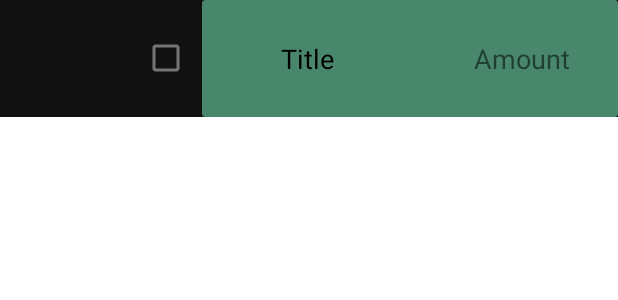
After one commit to Reliec/SmartWG, an Android app: the layout row_layout_shopping_list_items.xml on its own in the app's theme, with its tools: preview values and no code run, on a phone screen of 412 x 824 dp. The commit adds this screen. Shown: the top 300 px of the screen. Run offline under Robolectric (Android 15) with nearby library versions, the phone set to English and light mode, and no system bars; network calls fail.

Commit message:
WIP: Started working on Shopping List Instance

```diff
--- a/app/src/main/java/com/example/android/smartwg/adapter/RecycAdapterShoppingList.kt
+++ b/app/src/main/java/com/example/android/smartwg/adapter/RecycAdapterShoppingList.kt
@@ -31,10 +31,6 @@ class RecycAdapterShoppingList(
     }
 
     override fun onBindViewHolder(holder: RecycAdapterShoppingList.MyViewHolder, position: Int) {
-        val repository = Repository()
-        val viewModelFactory = MainViewModelFactory(repository)
-        // viewModel = ViewModelProvider(this, viewModelFactory).get(MainViewModel::class.java)
-
         val bEdit = holder.itemView.vEditShoppingList
         val bRemove = holder.itemView.vRemoveShoppingList
         val bConfirm = holder.itemView.vConfirmShoppingListChanges
--- /dev/null
+++ b/app/src/main/res/layout/row_layout_shopping_list_items.xml
@@ -0,0 +1,66 @@
+<?xml version="1.0" encoding="utf-8"?>
+<androidx.constraintlayout.widget.ConstraintLayout xmlns:android="http://schemas.android.com/apk/res/android"
+    xmlns:app="http://schemas.android.com/apk/res-auto"
+    xmlns:tools="http://schemas.android.com/tools"
+    android:layout_width="match_parent"
+    android:layout_height="wrap_content"
+    android:background="@drawable/app_background"
+    android:visibility="visible">
+
+
+    <androidx.cardview.widget.CardView
+        android:id="@+id/ShoppingListView"
+        android:layout_width="277dp"
+        android:layout_height="78dp"
+        android:background="#00FFFFFF"
+        app:cardBackgroundColor="#49876D"
+        app:layout_constraintBottom_toBottomOf="parent"
+        app:layout_constraintEnd_toEndOf="parent"
+        app:layout_constraintTop_toTopOf="parent"
+        app:layout_constraintVertical_bias="0.0">
+    </androidx.cardview.widget.CardView>
+
+    <EditText
+        android:id="@+id/tvTitle"
+        android:layout_width="wrap_content"
+        android:layout_height="wrap_content"
+        android:background="#00FFFFFF"
+        android:inputType="none"
+        android:minWidth="48dp"
+        android:minHeight="48dp"
+        android:padding="3dp"
+        android:text="@string/title"
+        android:textAlignment="center"
+        android:textColor="@color/black"
+        android:translationZ="90dp"
+        app:layout_constraintBottom_toBottomOf="@+id/ShoppingListView"
+        app:layout_constraintEnd_toEndOf="@+id/ShoppingListView"
+        app:layout_constraintHorizontal_bias="0.2"
+        app:layout_constraintStart_toStartOf="@+id/ShoppingListView"
+        app:layout_constraintTop_toTopOf="@+id/ShoppingListView"
+        tools:ignore="Autofill,LabelFor" />
+
+    <CheckBox
+        android:id="@+id/checkBox"
+        android:layout_width="47dp"
+        android:layout_height="78dp"
+        android:gravity="center"
+        app:layout_constraintBottom_toBottomOf="parent"
+        app:layout_constraintEnd_toStartOf="@+id/ShoppingListView"
+        app:layout_constraintTop_toTopOf="parent" />
+
+    <TextView
+        android:id="@+id/textView5"
+        android:layout_width="wrap_content"
+        android:layout_height="wrap_content"
+        android:text="@string/Amount"
+        android:textSize="18sp"
+        android:translationZ="90dp"
+        app:layout_constraintBottom_toBottomOf="@+id/ShoppingListView"
+        app:layout_constraintEnd_toEndOf="@+id/ShoppingListView"
+        app:layout_constraintHorizontal_bias="0.85"
+        app:layout_constraintStart_toStartOf="@+id/ShoppingListView"
+        app:layout_constraintTop_toTopOf="@+id/ShoppingListView" />
+
+
+</androidx.constraintlayout.widget.ConstraintLayout>
--- a/app/src/main/res/values/strings.xml
+++ b/app/src/main/res/values/strings.xml
@@ -27,4 +27,6 @@
     <string name="Null">null</string>
     <string name="confirmChanges">Confirm Changes</string>
     <string name="nameOfUser">nameOfUser</string>
+    <string name="Amount">Amount</string>
+    <string name="shoppingListTitle">ShoppingListTitle</string>
 </resources>
```
Also changed, not shown: app/src/main/java/com/example/android/smartwg/ShoppingListInstanceActivity.kt (added, +67 -0 lines), app/src/main/java/com/example/android/smartwg/adapter/RecycAdapterShoppingListItems.kt (added, +41 -0 lines), app/src/main/java/com/example/android/smartwg/model/ShoppingListItem.kt (added, +10 -0 lines), app/src/main/res/layout/activity_shopping_list_instance.xml (added, +100 -0 lines).
